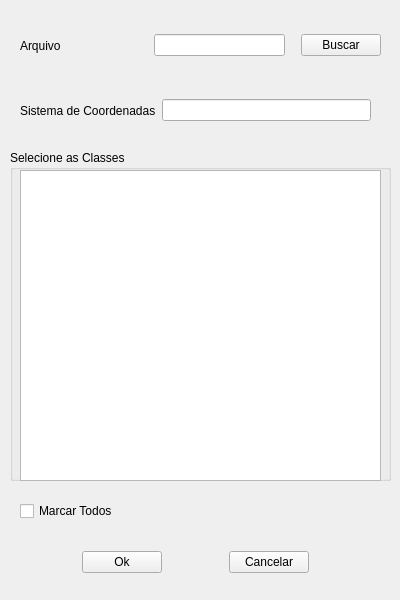
Old version of the form LayerTools/carrega_classe_dialog_base.ui in the repository dsgoficial/DsgTools.
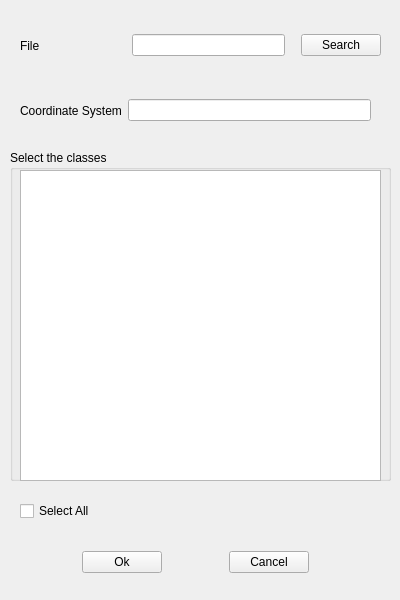
New version of the form.

Patch:
```diff
--- a/LayerTools/carrega_classe_dialog_base.ui
+++ b/LayerTools/carrega_classe_dialog_base.ui
@@ -45,7 +45,7 @@
     <item>
      <widget class="QLabel" name="label">
       <property name="text">
-       <string>Arquivo                    </string>
+       <string>File                    </string>
       </property>
      </widget>
     </item>
@@ -87,7 +87,7 @@
     <item>
      <widget class="QPushButton" name="pushButtonBuscarArquivo">
       <property name="text">
-       <string>Buscar</string>
+       <string>Search</string>
       </property>
      </widget>
     </item>
@@ -106,7 +106,7 @@
     <item>
      <widget class="QLabel" name="label_2">
       <property name="text">
-       <string>Sistema de Coordenadas</string>
+       <string>Coordinate System</string>
       </property>
      </widget>
     </item>
@@ -141,7 +141,7 @@
     </rect>
    </property>
    <property name="title">
-    <string>Selecione as Classes</string>
+    <string>Select the classes</string>
    </property>
    <widget class="QWidget" name="horizontalLayoutWidget_3">
     <property name="geometry">
@@ -209,7 +209,7 @@
     <item>
      <widget class="QPushButton" name="pushButtonCancelarCarregaClasse">
       <property name="text">
-       <string>Cancelar</string>
+       <string>Cancel</string>
       </property>
      </widget>
     </item>
@@ -241,7 +241,7 @@
     <item>
      <widget class="QCheckBox" name="checkBoxTodosCarregaClasse">
       <property name="text">
-       <string>Marcar Todos</string>
+       <string>Select All</string>
       </property>
      </widget>
     </item>
```
Left out of the diff: 2 changed lines with no effect on the pictures.
